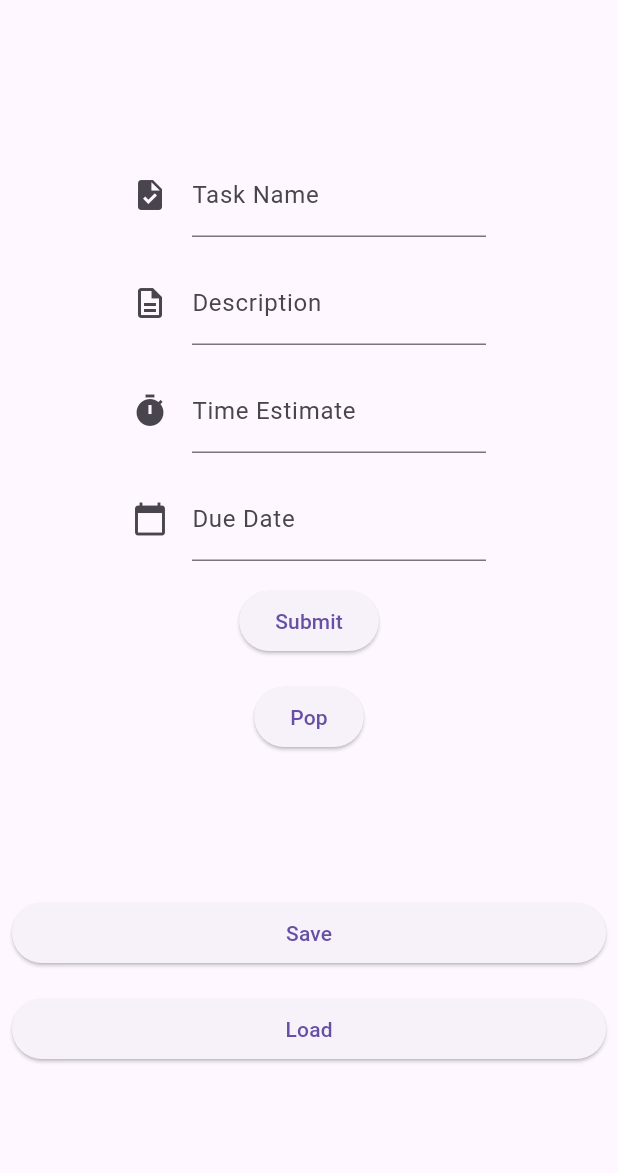
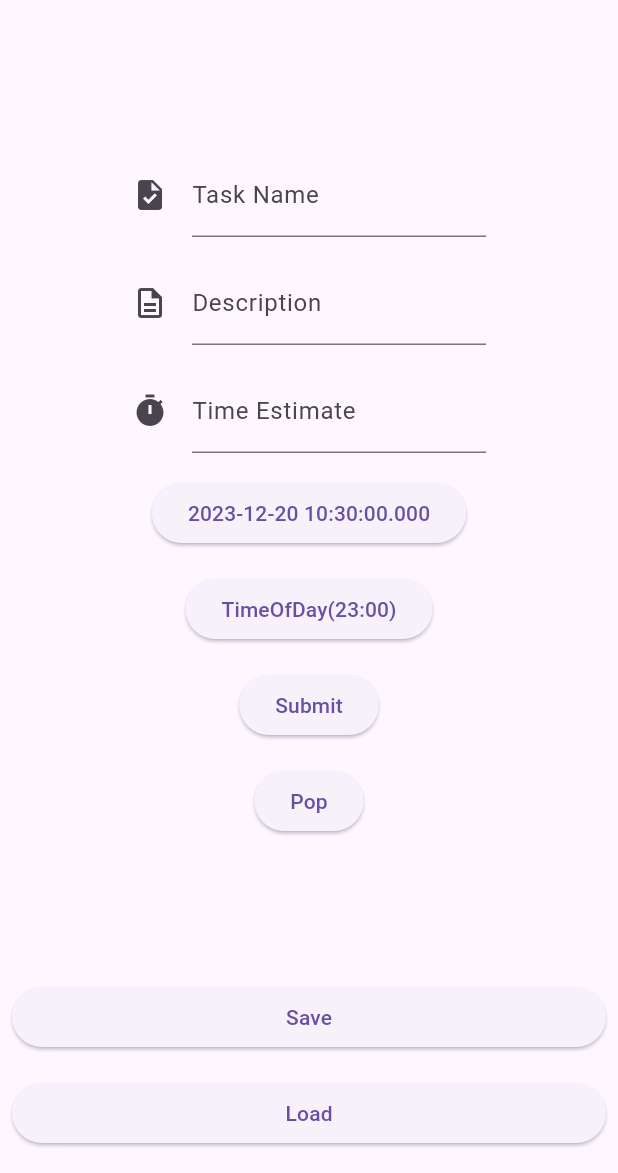
Before and after one commit to NateMcKenzie/task_prioritizer, a Flutter app: the screen it shows after launch, after a tap on "Submit", on a phone screen of 412 x 824 dp, the part 63-1236 px from its top. Run offline on Flutter 3.47's test engine with Material 3 defaults, Android fonts, the phone set to English and light mode, and no system bars; our stand-ins replace shared_preferences.

Commit message:
Add datepicker

```diff
--- a/lib/home_page.dart
+++ b/lib/home_page.dart
@@ -20,7 +20,8 @@ class _HomePageState extends State<HomePage> {
       TextEditingController();
   final TextEditingController _taskTimeEstimateController =
       TextEditingController();
-  final TextEditingController _taskDueDateController = TextEditingController();
+  DateTime selectedDate = DateTime.now();
+  TimeOfDay selectedTime = const TimeOfDay(hour: 23, minute: 0);
   SharedPreferences? prefs;
   Duration spentUpdater = Duration.zero;
 
@@ -160,21 +161,20 @@ class _HomePageState extends State<HomePage> {
           )),
       Container(
         margin: const EdgeInsets.all(8),
-        child: TextFormField(
-          decoration: const InputDecoration(
-            icon: Icon(Icons.calendar_today),
-            hintText: 'yyyy-mm-ddThh:mm',
-            labelText: 'Due Date',
-          ),
-          controller: _taskDueDateController,
-        ),
+        child: ElevatedButton(
+            onPressed: () => _selectDate(context),
+            child: Text(selectedDate.toString())),
+      ),
+      Container(
+        margin: const EdgeInsets.all(8),
+        child: ElevatedButton(
+            onPressed: () => _selectTime(context),
+            child: Text(selectedTime.toString())),
       ),
       Padding(
           padding: const EdgeInsets.all(8),
           child: ElevatedButton(
-            onPressed: () {
-              _addTask();
-            },
+            onPressed: _addTask,
             child: const Text('Submit'),
           )),
       Padding(
@@ -202,6 +202,31 @@ class _HomePageState extends State<HomePage> {
     });
   }
 
+  Future<void> _selectDate(BuildContext context) async {
+    final DateTime? picked = await showDatePicker(
+        context: context,
+        initialDate: selectedDate,
+        firstDate: DateTime(2023),
+        lastDate: DateTime(2101));
+    if (picked != null && picked != selectedDate) {
+      setState(() {
+        selectedDate = picked;
+      });
+    }
+  }
+
+  Future<void> _selectTime(BuildContext context) async {
+    TimeOfDay? picked = await showTimePicker(
+      initialTime: TimeOfDay.now(),
+      context: context,
+    );
+    if (picked != null && picked != selectedTime) {
+      setState(() {
+        selectedTime = picked;
+      });
+    }
+  }
+
   void _addTask() {
     Task? newTask = readInput();
     if (newTask == null) return;
@@ -210,7 +235,7 @@ class _HomePageState extends State<HomePage> {
       _taskNameController.clear();
       _taskDescriptionController.clear();
       _taskTimeEstimateController.clear();
-      _taskDueDateController.clear();
+      selectedDate = DateTime.now();
     });
   }
 
@@ -218,8 +243,8 @@ class _HomePageState extends State<HomePage> {
   Task? readInput() {
     String taskName;
     String taskDescription;
+    DateTime dueDate;
     double? taskTimeEstimate;
-    DateTime? taskDueDate;
     Duration taskTimeDuration;
 
     //Read inputs into varialbes, return null if anything is wrong.
@@ -231,17 +256,17 @@ class _HomePageState extends State<HomePage> {
 
     taskDescription = _taskDescriptionController.text;
 
+    dueDate = DateTime(selectedDate.year, selectedDate.month, selectedDate.day,
+        selectedTime.hour, selectedTime.minute);
+
     taskTimeEstimate = double.tryParse(_taskTimeEstimateController.text);
     if (taskTimeEstimate == null) return null;
-
-    taskDueDate = DateTime.tryParse(_taskDueDateController.text);
-    if (taskDueDate == null) return null;
 
     taskTimeDuration = Duration(
         hours: taskTimeEstimate.toInt(),
         minutes: int.parse((taskTimeEstimate % 1 * 60).toStringAsFixed(0)));
 
-    return Task(taskName, taskDescription, taskTimeDuration, taskDueDate,
-        Duration.zero);
+    return Task(
+        taskName, taskDescription, taskTimeDuration, dueDate, Duration.zero);
   }
 }
```
